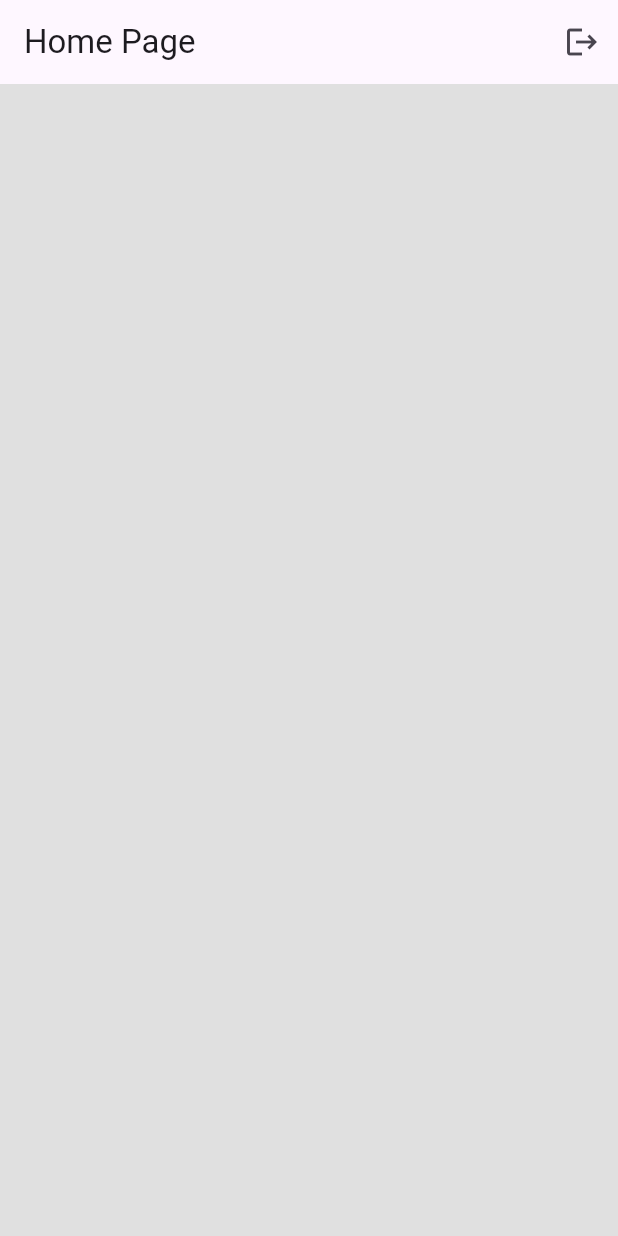
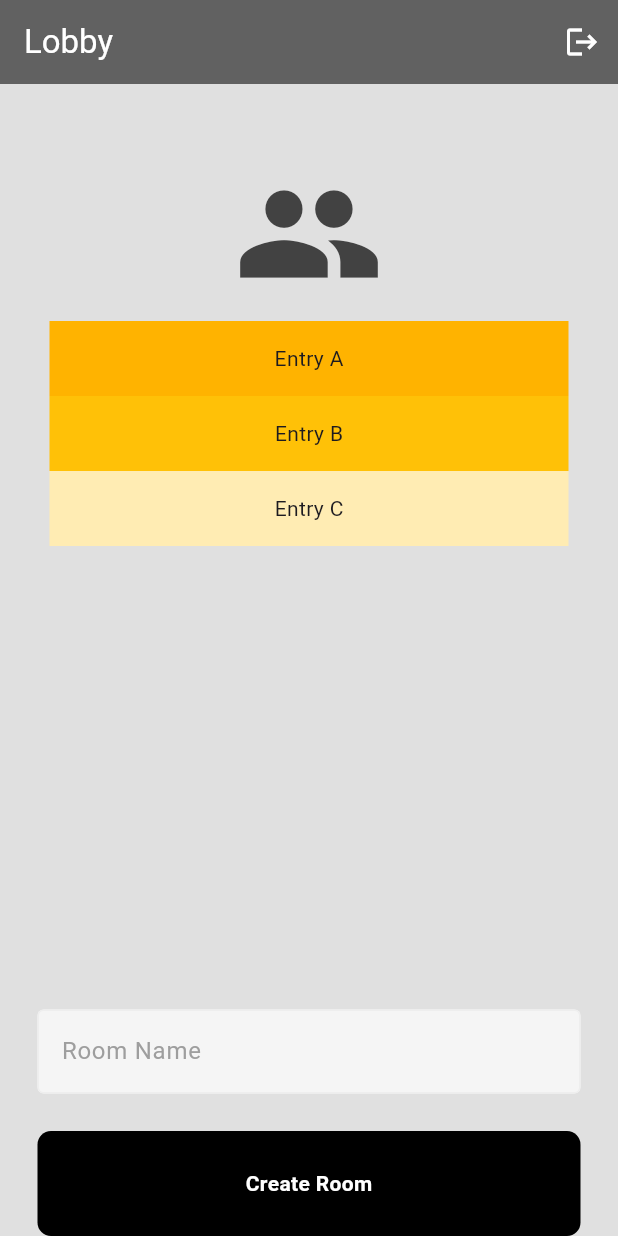
Before and after one commit to aaronasherrandall/chat_app, a Flutter app: the screen it shows once a user with an empty profile is signed in, on a phone screen of 412 x 824 dp. Run offline on Flutter 3.47's test engine with Material 3 defaults, Android fonts, the phone set to English and light mode, and no system bars; our stand-ins replace cloud_firestore, firebase_auth, firebase_core; accounts and stored records are empty; network calls fail; statements that could not run were skipped.

Commit message:
added expanded list view, _buildRoomList, _buildRow, createRoom(), and RoomName{} boilerplate

```diff
--- a/chat_app/lib/pages/home_page.dart
+++ b/chat_app/lib/pages/home_page.dart
@@ -1,15 +1,22 @@
+import 'package:chat_app/components/my_button.dart';
+import 'package:chat_app/components/my_text_field.dart';
 import 'package:chat_app/services/auth/auth_service.dart';
 import 'package:flutter/material.dart';
 import 'package:provider/provider.dart';
 
-class HomePage extends StatefulWidget {
-  const HomePage({super.key});
+class Lobby extends StatefulWidget {
+  const Lobby({Key? key}) : super(key: key);
 
   @override
-  State<HomePage> createState() => _HomePageState();
+  State<Lobby> createState() => _LobbyState();
 }
 
-class _HomePageState extends State<HomePage> {
+class _LobbyState extends State<Lobby> {
+  // text controllers
+  final createRoomController = TextEditingController();
+  /// List of room names.
+  final _roomName = <RoomName>[];
+
   // sign user out
   void signOut() {
     // get auth service
@@ -23,13 +30,117 @@ class _HomePageState extends State<HomePage> {
     return Scaffold(
       backgroundColor: Colors.grey[300],
       appBar: AppBar(
-        title: const Text('Home Page'),
+        backgroundColor: Colors.grey[700], // Set the app bar color to blue
+        title: const Text('Lobby'),
         actions: [
           // sign out button
-          IconButton(onPressed: signOut, icon: Icon(Icons.logout)
+          IconButton(
+            onPressed: signOut,
+            icon: const Icon(Icons.logout),
           ),
-        ]
+        ],
+        // Set the default text color to white
+        foregroundColor: Colors.white,
+      ),
+      body: SafeArea(
+        child: Center(
+          child: Padding(
+            padding: const EdgeInsets.symmetric(horizontal: 25.0),
+            child: Column(
+              mainAxisAlignment: MainAxisAlignment.center,
+              children: [
+                const SizedBox(height: 50),
+                // logo
+                Icon(
+                  Icons.people,
+                  size: 100,
+                  color: Colors.grey[800],
+                ),
+                // Expanded widget to allow ListView to take remaining space
+                Expanded(
+                  child: ListView(
+                    padding: const EdgeInsets.all(8),
+                    children: <Widget>[
+                      Container(
+                        height: 50,
+                        color: Colors.amber[600],
+                        child: const Center(child: Text('Entry A')),
+                      ),
+                      Container(
+                        height: 50,
+                        color: Colors.amber[500],
+                        child: const Center(child: Text('Entry B')),
+                      ),
+                      Container(
+                        height: 50,
+                        color: Colors.amber[100],
+                        child: const Center(child: Text('Entry C')),
+                      ),
+                    ],
+                  ),
+                ),
+
+                const SizedBox(height: 25),
+
+                MyTextField(
+                  controller: createRoomController,
+                  hintText: 'Room Name',
+                  obscureText: false,
+                  ),
+
+                const SizedBox(height: 25),
+                MyButton(
+                  onTap: createRoom,
+                  text: 'Create Room'),
+              ],
+            ),
+          ),
+        ),
       ),
     );
   }
+
+  Widget _buildRoomList() {
+    return ListView.builder(
+      padding: const EdgeInsets.all(16.0),
+      itemBuilder: (context, item) {
+        // room name -> divider -> room name -> divider
+        // let's return a divider on every odd occurrence
+        if (item.isOdd) return Divider();
+
+        // calculate # of word pairs in list view - divider widget
+        final index = item ~/ 2;
+
+        // generate new room
+        if (index >= _roomName.length) {
+          _roomName.add(RoomName());
+        }
+
+        // return list tile for each iteration
+        return _buildRow(_roomName[index]);
+      },
+    );
+  }
+
+  Widget _buildRow(RoomName room) {
+    return ListTile(
+      // TODO
+      //title: Text(room.name), // Replace 'name' with the actual property name from Firebase/Firestore
+      onTap: () {
+        // Handle room selection
+      },
+    );
+  }
+
+  void createRoom() {
+    // logic to create room and add it to Firebase/Firestore
+    // Once the room is created, add it to the _roomName list
+    final newRoom = RoomName(); // Replace 'RoomName' with the actual room model class
+    _roomName.add(newRoom);
+  }
+
 }
+
+// move this to its own file eventually
+// need to define it
+class RoomName {}
--- a/chat_app/lib/pages/login.dart
+++ b/chat_app/lib/pages/login.dart
@@ -5,6 +5,8 @@ import 'package:flutter/material.dart';
 import 'package:provider/provider.dart';
 
 class LoginPage extends StatefulWidget {
+  /// A callback function that is triggered when the user taps on a specific element.
+  /// This function takes no arguments and returns no value.
   final void Function()? onTap;
   const LoginPage({
     super.key,
@@ -12,6 +14,8 @@ class LoginPage extends StatefulWidget {
     });
 
   @override
+  /// Creates the state for the LoginPage widget.
+  /// Returns an instance of _LoginPageState.
   State<LoginPage> createState() => _LoginPageState();
 }
 
--- a/chat_app/lib/services/auth/auth_gate.dart
+++ b/chat_app/lib/services/auth/auth_gate.dart
@@ -17,7 +17,7 @@ class AuthGate extends StatelessWidget {
       builder: (context, snapshot) {
         // user is logged in
         if (snapshot.hasData) {
-          return const HomePage();
+          return const Lobby();
         }
         // user is not logged in
         else {
```
Also changed, not shown: 1 other file.
